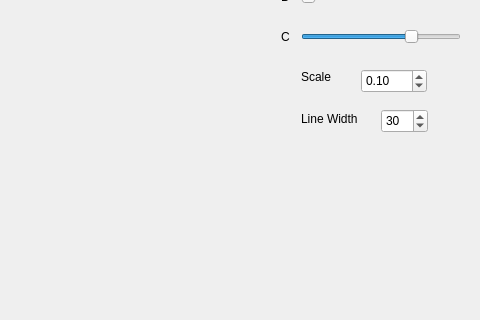
Before: the Qt Designer form widget.ui in alexbyl7/rls_dd, drawn with Qt 5; both pictures show x 449 to 929 and y 91 to 411 of the 929 by 724 pixel window.
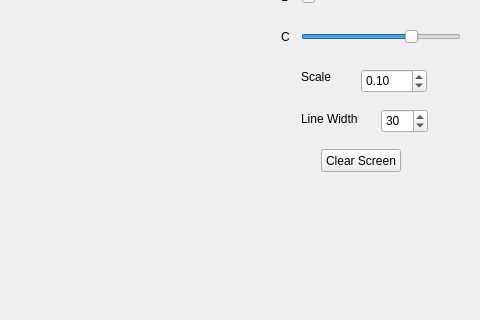
After: the same form once the commit is applied.

What changed in the file:
```diff
--- a/widget.ui
+++ b/widget.ui
@@ -187,6 +187,19 @@
     <number>30</number>
    </property>
   </widget>
+  <widget class="QPushButton" name="pushButton">
+   <property name="geometry">
+    <rect>
+     <x>770</x>
+     <y>240</y>
+     <width>80</width>
+     <height>23</height>
+    </rect>
+   </property>
+   <property name="text">
+    <string>Clear Screen</string>
+   </property>
+  </widget>
  </widget>
  <layoutdefault spacing="6" margin="11"/>
  <resources/>
```
